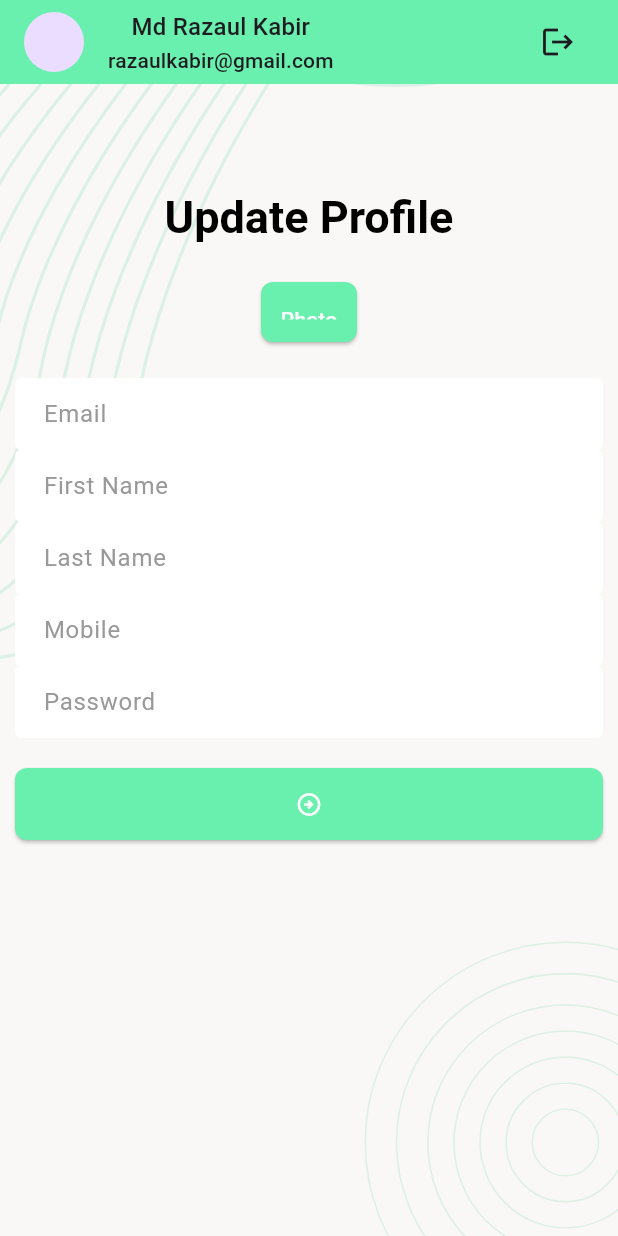
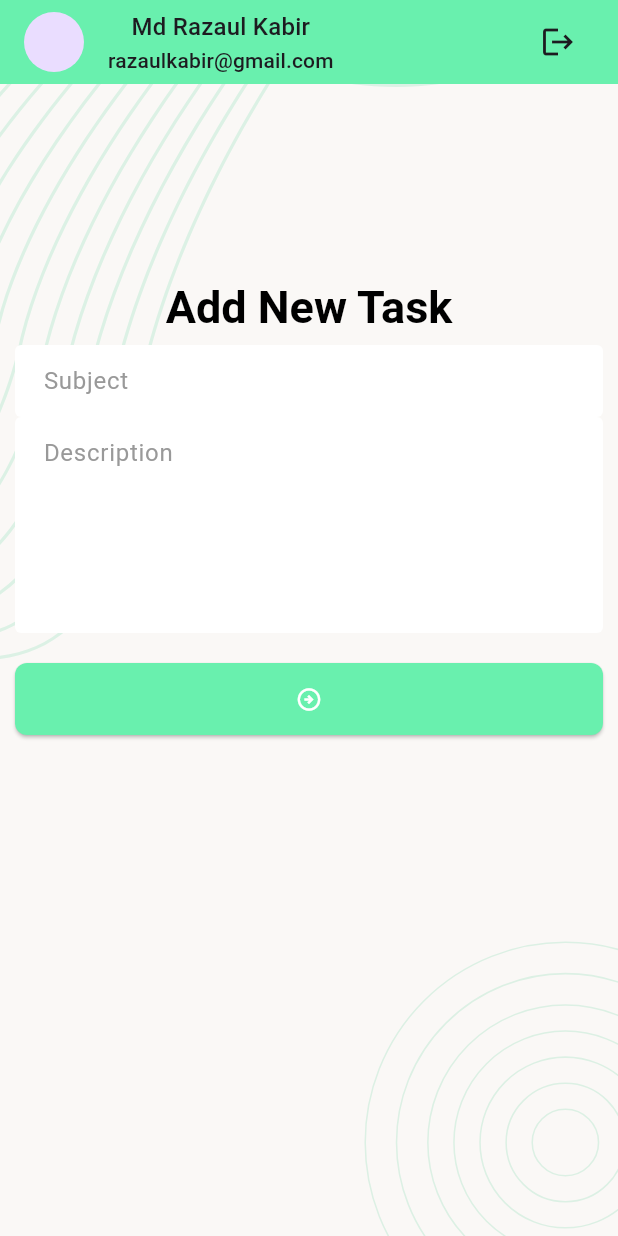
Before and after one commit to mdrazaulkabir/task_mannager, a Flutter app: the NewTaskListScreen screen opened by its route, scrolled down 576 dp, after a tap on the "add" icon, on a phone screen of 412 x 824 dp. Run offline on Flutter 3.47's test engine with Material 3 defaults, Android fonts, the phone set to English and light mode, and no system bars; our stand-ins replace flutter_svg, pin_code_fields.

Commit message:
update move to file another also update some code

```diff
--- a/lib/app.dart
+++ b/lib/app.dart
@@ -12,7 +12,7 @@ import 'package:task_mannager/ui/navigartorScreen/progress_task_list_screen.dart
 import 'package:task_mannager/ui/screeen/sign_in_screen.dart';
 import 'package:task_mannager/ui/screeen/sign_up_screen.dart';
 import 'package:task_mannager/ui/screeen/splash_screen.dart';
-import 'package:task_mannager/ui/screeen/update_profile_screen.dart';
+import 'package:task_mannager/ui/navigartorScreen/update_profile_screen.dart';
 class TaskManagerApp extends StatelessWidget {
   const TaskManagerApp({super.key});
 
--- a/lib/ui/navigartorScreen/new_task_list_screen.dart
+++ b/lib/ui/navigartorScreen/new_task_list_screen.dart
@@ -1,6 +1,5 @@
 import 'package:flutter/material.dart';
-import 'package:task_mannager/ui/screeen/update_profile_screen.dart';
-
+import 'package:task_mannager/ui/navigartorScreen/add_new_task_screen.dart';
 import '../widgets/default_task_count_summary_card.dart';
 import '../widgets/task_card.dart';
 
@@ -53,6 +52,6 @@ class _NewTaskListScreenState extends State<NewTaskListScreen> {
     );
   }
   void _onTapFloatingActionButton(){
-    Navigator.pushNamedAndRemoveUntil(context, UpdateProfileScreen.name, (route) => false);
+    Navigator.pushNamedAndRemoveUntil(context, AddNewTaskScreen.name, (route) => false);
   }
 }
--- a/lib/ui/widgets/tm_app_bar.dart
+++ b/lib/ui/widgets/tm_app_bar.dart
@@ -1,5 +1,6 @@
 import 'package:flutter/material.dart';
 import 'package:task_mannager/ui/screeen/sign_in_screen.dart';
+import 'package:task_mannager/ui/navigartorScreen/update_profile_screen.dart';
 
 class TMAppBar extends StatefulWidget implements PreferredSizeWidget {
   const TMAppBar({
@@ -20,7 +21,9 @@ class _TMAppBarState extends State<TMAppBar> {
   Widget build(BuildContext context) {
     return AppBar(
       backgroundColor: Colors.greenAccent,
-      title: Row(
+      title: GestureDetector(
+        onTap: _onTabAppBarGestureDetector,
+        child: Row(
           children: [
             CircleAvatar(),
             SizedBox(width: 16,),
@@ -32,9 +35,13 @@ class _TMAppBarState extends State<TMAppBar> {
             IconButton(onPressed: _onTapLogoutButton, icon: Icon(Icons.logout))
           ],
         ),
+      ),
     );
   }
   void _onTapLogoutButton(){
     Navigator.pushNamedAndRemoveUntil(context, SignInScreen.name, (route) => false);
   }
+  void _onTabAppBarGestureDetector(){
+    Navigator.pushNamed(context, UpdateProfileScreen.name);
   }
+}
```
Also changed, not shown: lib/ui/navigartorScreen/update_profile_screen.dart (renamed from lib/ui/screeen/update_profile_screen.dart). Lines whose indentation alone changed are shown as unchanged.
